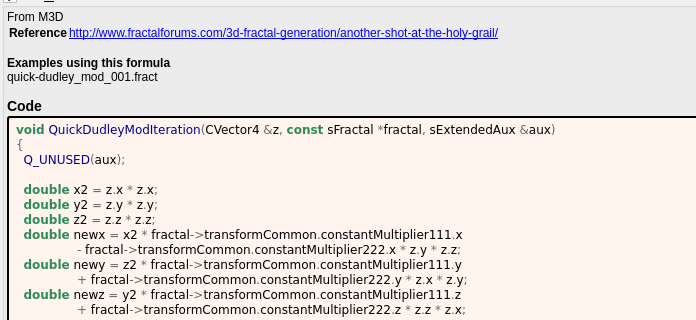
buddhi1980/mandelbulber2, file mandelbulber2/formula/ui/quick_dudley_mod.ui: the form before one commit; both pictures show x 0 to 696 and y 256 to 576 of the 799 by 660 pixel window.
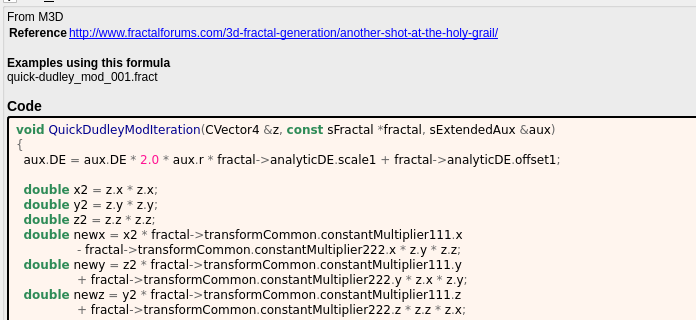
The form after the commit. Custom widgets are drawn as their Qt base class.

Patch:
```diff
--- a/mandelbulber2/formula/ui/quick_dudley_mod.ui
+++ b/mandelbulber2/formula/ui/quick_dudley_mod.ui
@@ -421,7 +421,7 @@
          <string notr="true">&lt;body style=&quot;background-color:#fff5ee&quot;&gt;
 &lt;pre style=&quot;color:#000000; background-color:#fff5ee;  font-family:'Courier New',monospace;&quot;&gt;&lt;span style=&quot;color:#2e8b57; font-weight:bold&quot;&gt;void&lt;/span&gt; &lt;span style=&quot;color:#00008f&quot;&gt;QuickDudleyModIteration&lt;/span&gt;&lt;span style=&quot;color:#676767&quot;&gt;(&lt;/span&gt;CVector4 &lt;span style=&quot;color:#676767&quot;&gt;&amp;amp;&lt;/span&gt;z&lt;span style=&quot;color:#676767&quot;&gt;,&lt;/span&gt; &lt;span style=&quot;color:#2e8b57; font-weight:bold&quot;&gt;const&lt;/span&gt; sFractal &lt;span style=&quot;color:#676767&quot;&gt;*&lt;/span&gt;fractal&lt;span style=&quot;color:#676767&quot;&gt;,&lt;/span&gt; sExtendedAux &lt;span style=&quot;color:#676767&quot;&gt;&amp;amp;&lt;/span&gt;aux&lt;span style=&quot;color:#676767&quot;&gt;)&lt;/span&gt;
 &lt;span style=&quot;color:#676767&quot;&gt;{&lt;/span&gt;
-  &lt;span style=&quot;color:#00008f&quot;&gt;Q_UNUSED&lt;/span&gt;&lt;span style=&quot;color:#676767&quot;&gt;(&lt;/span&gt;aux&lt;span style=&quot;color:#676767&quot;&gt;);&lt;/span&gt;
+  aux&lt;span style=&quot;color:#676767&quot;&gt;.&lt;/span&gt;DE &lt;span style=&quot;color:#676767&quot;&gt;=&lt;/span&gt; aux&lt;span style=&quot;color:#676767&quot;&gt;.&lt;/span&gt;DE &lt;span style=&quot;color:#676767&quot;&gt;*&lt;/span&gt; &lt;span style=&quot;color:#ff1493&quot;&gt;2.0&lt;/span&gt; &lt;span style=&quot;color:#676767&quot;&gt;*&lt;/span&gt; aux&lt;span style=&quot;color:#676767&quot;&gt;.&lt;/span&gt;r &lt;span style=&quot;color:#676767&quot;&gt;*&lt;/span&gt; fractal&lt;span style=&quot;color:#676767&quot;&gt;-&amp;gt;&lt;/span&gt;analyticDE&lt;span style=&quot;color:#676767&quot;&gt;.&lt;/span&gt;scale1 &lt;span style=&quot;color:#676767&quot;&gt;+&lt;/span&gt; fractal&lt;span style=&quot;color:#676767&quot;&gt;-&amp;gt;&lt;/span&gt;analyticDE&lt;span style=&quot;color:#676767&quot;&gt;.&lt;/span&gt;offset1&lt;span style=&quot;color:#676767&quot;&gt;;&lt;/span&gt;
 
   &lt;span style=&quot;color:#2e8b57; font-weight:bold&quot;&gt;double&lt;/span&gt; x2 &lt;span style=&quot;color:#676767&quot;&gt;=&lt;/span&gt; z&lt;span style=&quot;color:#676767&quot;&gt;.&lt;/span&gt;x &lt;span style=&quot;color:#676767&quot;&gt;*&lt;/span&gt; z&lt;span style=&quot;color:#676767&quot;&gt;.&lt;/span&gt;x&lt;span style=&quot;color:#676767&quot;&gt;;&lt;/span&gt;
   &lt;span style=&quot;color:#2e8b57; font-weight:bold&quot;&gt;double&lt;/span&gt; y2 &lt;span style=&quot;color:#676767&quot;&gt;=&lt;/span&gt; z&lt;span style=&quot;color:#676767&quot;&gt;.&lt;/span&gt;y &lt;span style=&quot;color:#676767&quot;&gt;*&lt;/span&gt; z&lt;span style=&quot;color:#676767&quot;&gt;.&lt;/span&gt;y&lt;span style=&quot;color:#676767&quot;&gt;;&lt;/span&gt;
```
Left out of the diff: 2 changed lines with no effect on the pictures.
